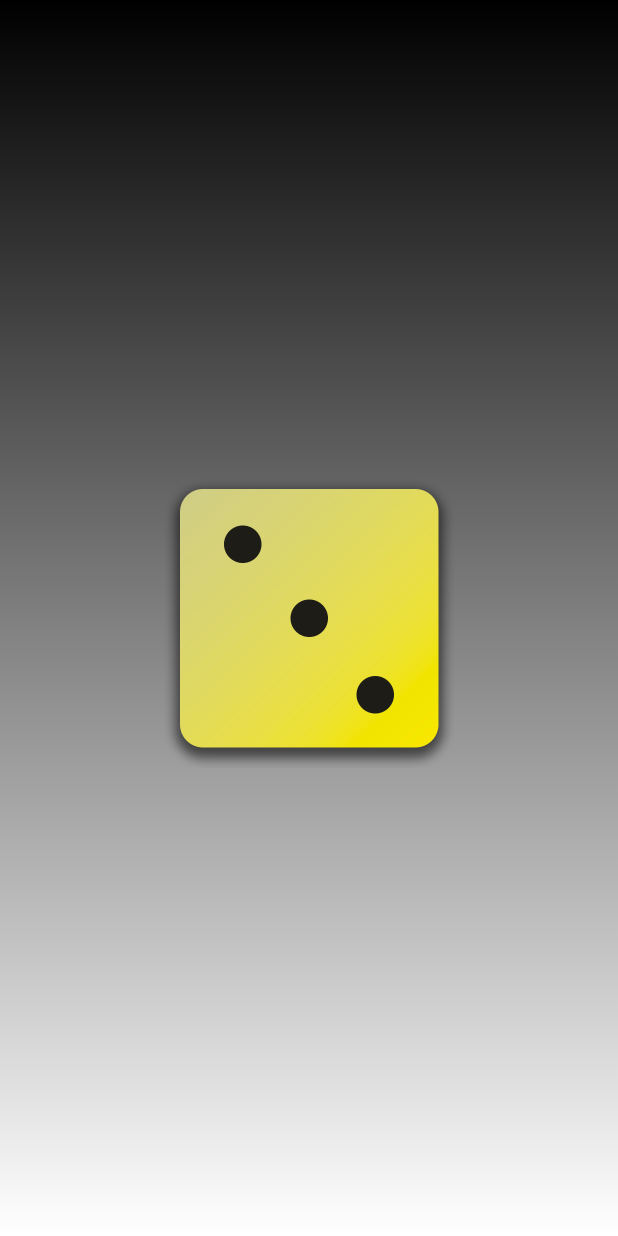
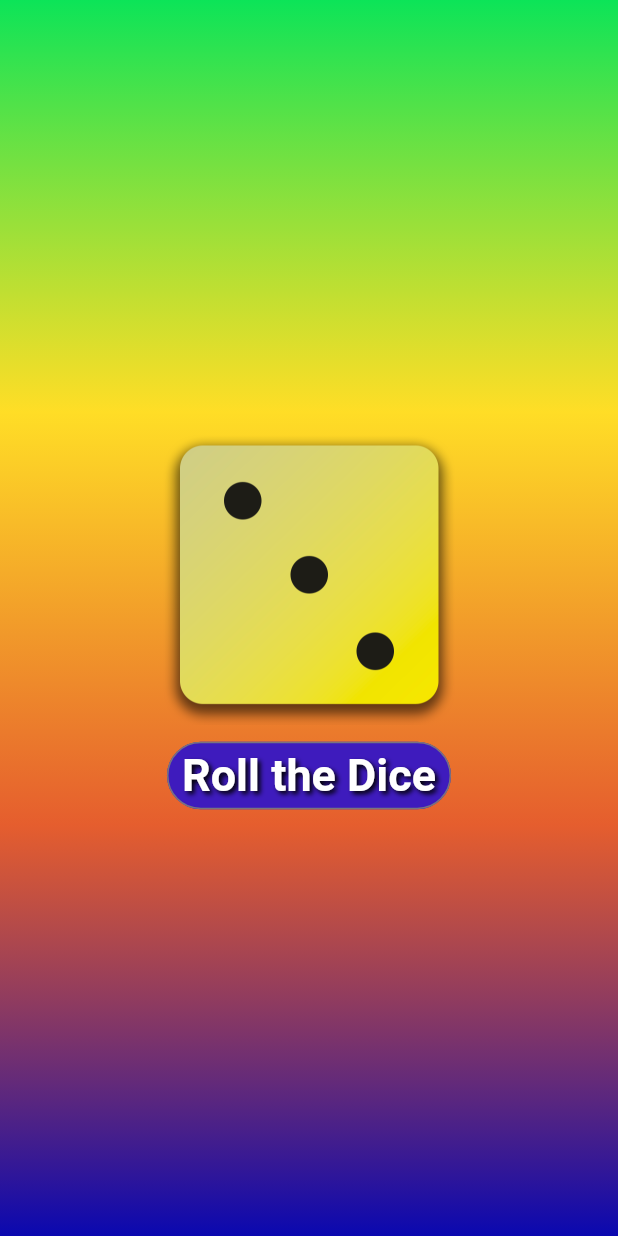
Before and after one commit to E-m-i-n-e-n-c-e/dice_app, a Flutter app: the screen it shows after launch, on a phone screen of 412 x 824 dp. Run offline on Flutter 3.47's test engine with Material 3 defaults, Android fonts, the phone set to English and light mode, and no system bars.

Commit message:
Completed dice roller ap

```diff
--- /dev/null
+++ b/lib/dice.dart
@@ -0,0 +1,66 @@
+import 'package:flutter/material.dart';
+import 'package:dice_app/styled_text.dart';
+import 'dart:math';
+
+final random = Random();
+
+class Dice extends StatefulWidget {
+  const Dice(
+    this.text, {
+    super.key,
+  });
+  final String text;
+
+  @override
+  State<Dice> createState() {
+    return _DiceState();
+  }
+}
+
+class _DiceState extends State<Dice> {
+  var diceValue = 3;
+  int prev = 0;
+  void rolldice() {
+    setState(
+      () {
+        prev = diceValue;
+        while (prev == diceValue) {
+          diceValue = random.nextInt(6) + 1;
+        }
+      },
+    );
+  }
+
+  @override
+  Widget build(context) {
+    return Column(
+      mainAxisSize: MainAxisSize.min,
+      children: [
+        Image.asset(
+          'assets/images/dice-$diceValue.png',
+          width: 200,
+          height: 200,
+        ),
+        const SizedBox(height: 10),
+        OutlinedButton(
+          onPressed: rolldice,
+          style: TextButton.styleFrom(
+              padding:
+                  const EdgeInsets.only(top: 5, bottom: 5, left: 10, right: 10),
+              foregroundColor: const Color.fromARGB(255, 169, 7, 7),
+              textStyle: const TextStyle(
+                shadows: [
+                  Shadow(
+                    color: Colors.black,
+                    offset: Offset(2, 2),
+                    blurRadius: 4,
+                  ),
+                ],
+              ),
+              backgroundColor: const Color.fromARGB(255, 62, 27, 189)),
+          child: StyledText(widget.text),
+        ),
+      ],
+    );
+  }
+}
--- a/lib/gradient_container.dart
+++ b/lib/gradient_container.dart
@@ -1,4 +1,7 @@
+import 'package:dice_app/dice.dart';
+
 import 'package:flutter/material.dart';
+
 // import 'package:dice_app/styled_text.dart';
 
 class GradientContainer extends StatelessWidget {
@@ -19,13 +22,7 @@ class GradientContainer extends StatelessWidget {
           colors: colors,
         ),
       ),
-      child: Center(
-        child: Image.asset(
-          'assets/images/dice-3.png',
-          width: 200,
-          height: 200,
-        ),
-      ),
+      child: Center(child: Dice(text)),
     );
   }
 }
--- a/lib/main.dart
+++ b/lib/main.dart
@@ -21,9 +21,9 @@ class MyApp extends StatelessWidget {
       home: Scaffold(
         // backgroundColor: const Color.fromRGBO(255, 215, 0, 1),
         body: GradientContainer(
-          "Hello World!",
-          // colors: brightScheme,
-          colors: darkScheme,
+          "Roll the Dice",
+          colors: brightScheme,
+          // colors: darkScheme,
         ),
       ),
     );
```
